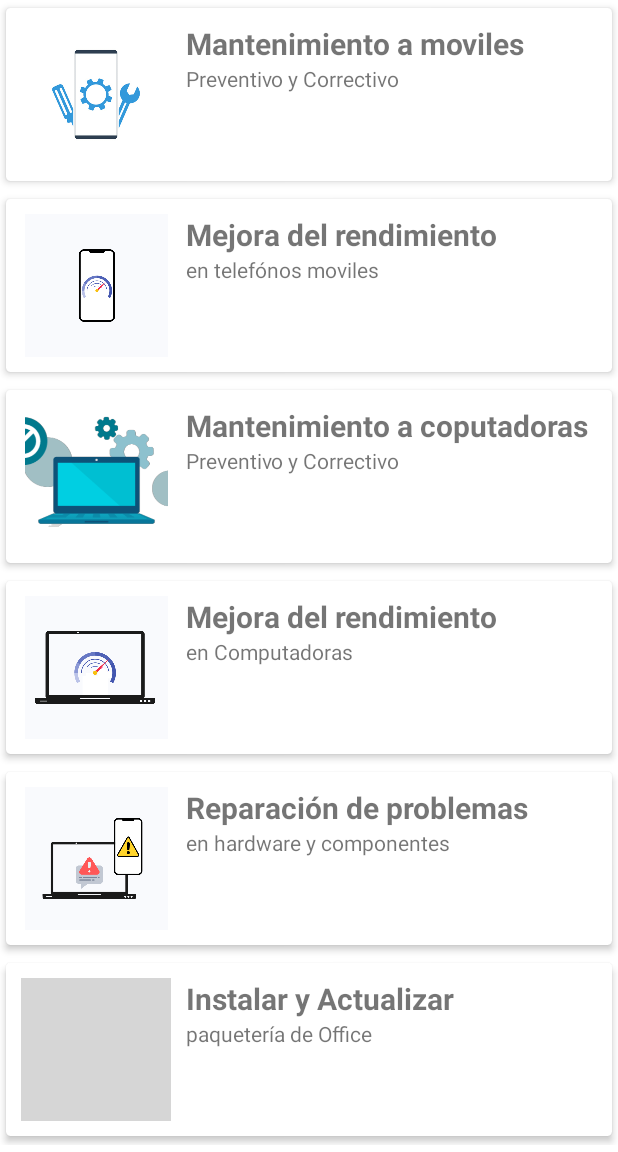
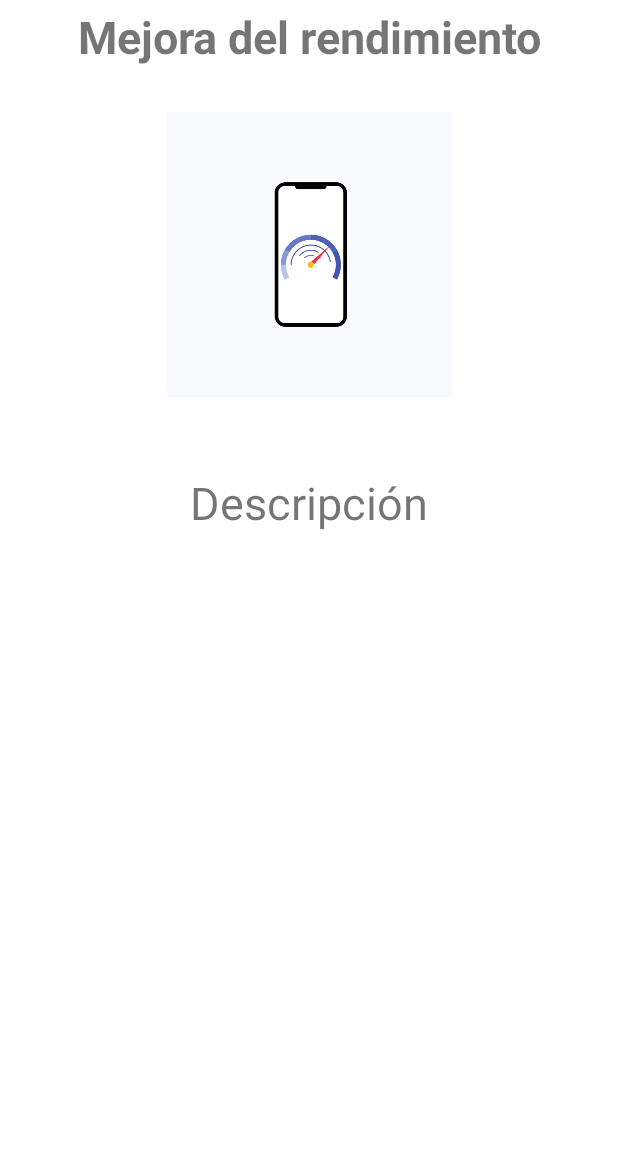
Before and after one commit to MArcoOverFlow/CiberLuna, an Android app: the InicioActivity screen opened directly, with no data from a screen before it, after a tap on "Mejora del rendimiento", on a phone screen of 412 x 824 dp, the part 84-1236 px from its top. Run offline under Robolectric (Android 15) with nearby library versions, the light colour scheme and no system bars; grey boxes are pictures that could not be loaded.

Commit message:
Pasar un objeto a un Fragment

```diff
--- a/app/src/main/java/com/example/ciberluna/Entidades/Contenido.java
+++ b/app/src/main/java/com/example/ciberluna/Entidades/Contenido.java
@@ -1,6 +1,8 @@
 package com.example.ciberluna.Entidades;
 
-public class Contenido {
+import java.io.Serializable;
+
+public class Contenido implements Serializable {
     private String titulo;
     private String descripcion;
     private int imagenid;
--- /dev/null
+++ b/app/src/main/java/com/example/ciberluna/Fragment/DetalleContenidoFragment.java
@@ -0,0 +1,38 @@
+package com.example.ciberluna.Fragment;
+
+import android.os.Bundle;
+import android.view.LayoutInflater;
+import android.view.View;
+import android.view.ViewGroup;
+import android.widget.ImageView;
+import android.widget.TextView;
+
+import androidx.annotation.NonNull;
+import androidx.annotation.Nullable;
+import androidx.fragment.app.Fragment;
+
+import com.example.ciberluna.Entidades.Contenido;
+import com.example.ciberluna.R;
+
+public class DetalleContenidoFragment extends Fragment {
+    TextView contenidoDetalle;
+    ImageView imagenDetalle;
+    @Nullable
+    @Override
+    public View onCreateView(@NonNull LayoutInflater inflater, @Nullable ViewGroup container, @Nullable Bundle savedInstanceState) {
+        View view=inflater.inflate(R.layout.contenido_titulo_fragment,container, false);
+        contenidoDetalle = view.findViewById(R.id.contenido_detalle);
+        imagenDetalle = view.findViewById(R.id.imagen_detalle);
+        //Crear objeto Bundler par recibir el objeto enviado por argumentos
+        Bundle objetoContenido = getArguments();
+        Contenido contenido = null;
+        //Validación para verificar la existencia de argumentos enviados par mostrar
+        if (objetoContenido!=null){
+            contenido = (Contenido) objetoContenido.getSerializable("objeto");
+            //Establecer los datos en las vistas
+            contenidoDetalle.setText(contenido.getTitulo());
+            imagenDetalle.setImageResource(contenido.getImagenid());
+        }
+        return view;
+    }
+}
--- a/app/src/main/java/com/example/ciberluna/Fragment/MainFragment.java
+++ b/app/src/main/java/com/example/ciberluna/Fragment/MainFragment.java
@@ -1,4 +1,6 @@
 package com.example.ciberluna.Fragment;
+import android.app.Activity;
+import android.content.Context;
 import android.os.Bundle;
 import android.view.LayoutInflater;
 import android.view.View;
@@ -14,6 +16,7 @@ import androidx.recyclerview.widget.RecyclerView;
 import com.example.ciberluna.Adaptadores.AdapterContenido;
 import com.example.ciberluna.Entidades.Contenido;
 import com.example.ciberluna.R;
+import com.example.ciberluna.iComunicaFragment;
 
 import java.util.ArrayList;
 
@@ -22,6 +25,11 @@ public class MainFragment extends Fragment{
     AdapterContenido adapterContenido;
     RecyclerView recyclerViewContenido;
     ArrayList<Contenido> listaContenido;
+
+    //Referencias para comunicar Fragments
+    Activity actividad;
+    iComunicaFragment interfaceComunicaFragment;
+
     @Nullable
     @Override
     public View onCreateView(@NonNull LayoutInflater inflater, @Nullable ViewGroup container, @Nullable Bundle savedInstanceState) {
@@ -54,8 +62,22 @@ public class MainFragment extends Fragment{
             public void onClick(View view) {
                 String titulo = listaContenido.get(recyclerViewContenido.getChildAdapterPosition(view)).getTitulo();
                 Toast.makeText(getContext(), "Entrando a "+titulo, Toast.LENGTH_SHORT).show();
-
+                interfaceComunicaFragment.enviarContenido(listaContenido.get(recyclerViewContenido.getChildAdapterPosition(view)));
             }
         });
     }
+
+    @Override
+    public void onAttach(@NonNull Context context) {
+        super.onAttach(context);
+      if (context instanceof  Activity) {
+          this.actividad = (Activity) context;
+          interfaceComunicaFragment = (iComunicaFragment) this.actividad;
+      }
+    }
+
+    @Override
+    public void onDetach() {
+        super.onDetach();
+    }
 }
--- a/app/src/main/java/com/example/ciberluna/InicioActivity.java
+++ b/app/src/main/java/com/example/ciberluna/InicioActivity.java
@@ -1,26 +1,26 @@
 package com.example.ciberluna;
 
 import androidx.annotation.NonNull;
-import androidx.appcompat.app.ActionBar;
 import androidx.appcompat.app.ActionBarDrawerToggle;
 import androidx.appcompat.app.AppCompatActivity;
 import androidx.appcompat.widget.Toolbar;
 import androidx.core.view.GravityCompat;
 import androidx.drawerlayout.widget.DrawerLayout;
-import androidx.fragment.app.Fragment;
 import androidx.fragment.app.FragmentManager;
 import androidx.fragment.app.FragmentTransaction;
 
 import android.os.Bundle;
 import android.view.MenuItem;
 
+import com.example.ciberluna.Entidades.Contenido;
+import com.example.ciberluna.Fragment.DetalleContenidoFragment;
 import com.example.ciberluna.Fragment.FragmentAgenda;
 import com.example.ciberluna.Fragment.FragmentDatos;
 import com.example.ciberluna.Fragment.FragmentSolicitud;
 import com.example.ciberluna.Fragment.MainFragment;
 import com.google.android.material.navigation.NavigationView;
 
-public class InicioActivity extends AppCompatActivity implements NavigationView.OnNavigationItemSelectedListener{
+public class InicioActivity extends AppCompatActivity implements NavigationView.OnNavigationItemSelectedListener, iComunicaFragment{
 
     DrawerLayout drawerLayout;
     ActionBarDrawerToggle actionBarDrawerToggle;
@@ -30,6 +30,9 @@ public class InicioActivity extends AppCompatActivity implements NavigationView.
     //variables para cargar el fragment principal
     FragmentManager fragmentManager;
     FragmentTransaction fragmentTransaction;
+
+    //Variable detalle contenido del fragment
+    DetalleContenidoFragment detalleContenidoFragment;
     @Override
     protected void onCreate(Bundle savedInstanceState) {
         super.onCreate(savedInstanceState);
@@ -82,4 +85,22 @@ public class InicioActivity extends AppCompatActivity implements NavigationView.
         }
         return false;
     }
+
+    @Override
+    public void enviarContenido(Contenido contenido) {
+        //realizar envio
+        detalleContenidoFragment = new DetalleContenidoFragment();
+        //Objeto Bundle para transportar información
+        Bundle bundleEnvio = new Bundle();
+        //Enviar el objeto que esta llegando con Serializable
+        bundleEnvio.putSerializable("objeto", contenido);
+        detalleContenidoFragment.setArguments(bundleEnvio);
+        //abrir fragment
+        fragmentManager = getSupportFragmentManager();
+        fragmentTransaction = fragmentManager.beginTransaction();
+        fragmentTransaction.replace(R.id.container, detalleContenidoFragment);
+        fragmentTransaction.addToBackStack(null);
+        fragmentTransaction.commit();
+
+    }
 }
--- /dev/null
+++ b/app/src/main/java/com/example/ciberluna/iComunicaFragment.java
@@ -0,0 +1,7 @@
+package com.example.ciberluna;
+
+import com.example.ciberluna.Entidades.Contenido;
+
+public interface iComunicaFragment {
+    public void enviarContenido(Contenido contenido);
+}
--- /dev/null
+++ b/app/src/main/res/layout/contenido_titulo_fragment.xml
@@ -0,0 +1,40 @@
+<?xml version="1.0" encoding="utf-8"?>
+<LinearLayout xmlns:android="http://schemas.android.com/apk/res/android"
+    android:orientation="vertical"
+    android:layout_width="match_parent"
+    android:layout_height="match_parent"
+    android:paddingTop="60dp">
+
+    <TextView
+        android:id="@+id/contenido_detalle"
+        android:layout_width="match_parent"
+        android:layout_height="wrap_content"
+        android:text="Contenido"
+        android:textStyle="bold"
+        android:textSize="30sp"
+        android:gravity="center"
+        android:layout_marginBottom="20dp">
+
+    </TextView>
+    <ImageView
+        android:id="@+id/imagen_detalle"
+        android:layout_width="200dp"
+        android:layout_height="200dp"
+        android:src="@mipmap/ic_launcher_round"
+        android:layout_gravity="center"
+        android:paddingTop="10dp">
+
+    </ImageView>
+    <TextView
+        android:id="@+id/descripcion"
+        android:layout_marginTop="50dp"
+        android:layout_width="match_parent"
+        android:layout_height="wrap_content"
+        android:text="Descripción"
+        android:textSize="30sp"
+        android:gravity="center">
+
+    </TextView>
+
+
+</LinearLayout>
```
